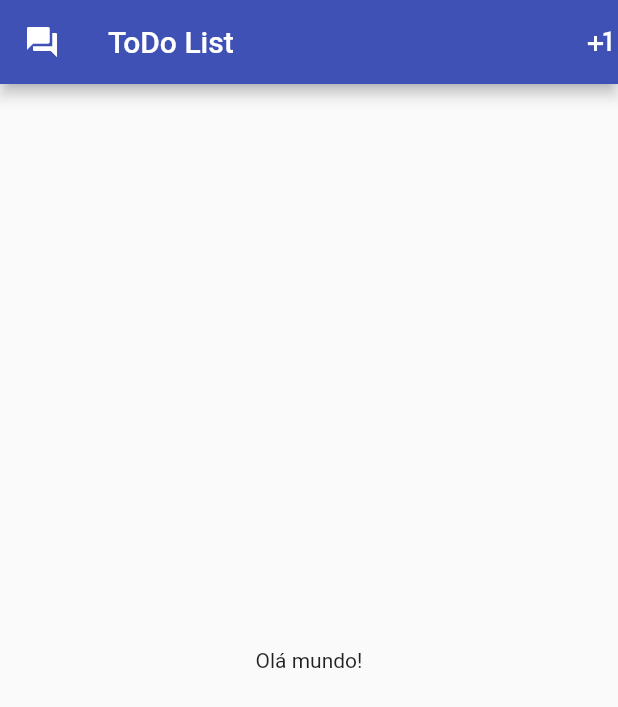
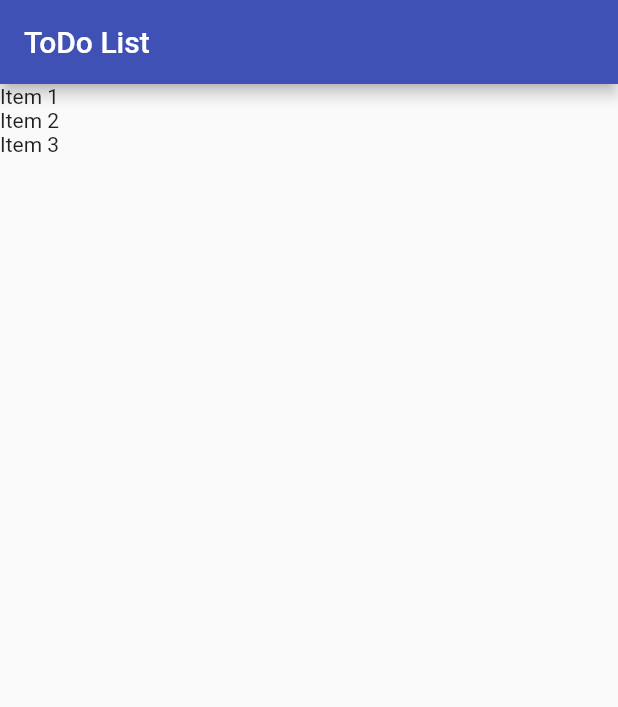
Before and after one commit to rafamatoso/flutter-todoapp, a Flutter app: the screen it shows after launch, on a phone screen of 412 x 824 dp. Shown: the top 707 px of the screen. Run offline on Flutter 3.47's test engine with Material 2 defaults, Android fonts, the phone set to English and light mode, and no system bars.

Commit message:
Lesson 5 - ListView

```diff
--- a/lib/main.dart
+++ b/lib/main.dart
@@ -1,4 +1,5 @@
 import 'package:flutter/material.dart';
+import 'model/item.dart';
 
 // função main que retorna void
 void main() => runApp(MyApp());
@@ -18,22 +19,37 @@ class MyApp extends StatelessWidget {
   }
 }
 
-class HomePage extends StatelessWidget {
+class HomePage extends StatefulWidget {
+  var items = new List<Item>();
+
+  HomePage() {
+    items = [];
+    items.add(Item(title: "Item 1", done: false));
+    items.add(Item(title: "Item 2", done: true));
+    items.add(Item(title: "Item 3", done: false));
+  }
+
+  @override
+  _HomePageState createState() => _HomePageState();
+}
+
+class _HomePageState extends State<HomePage> {
   @override
   Widget build(BuildContext context) {
     return Scaffold(
+      // Renderiza um AppBar na página
       appBar: AppBar(
-        // Renderiza um AppBar na página
-        leading: Icon(Icons.question_answer),
         title: Text("ToDo List"),
-        actions: <Widget>[
-          Icon(Icons.plus_one), // Renderiza um ícone de coma na AppBar
-        ],
       ),
-      body: Container(
-        child: Center(
-          child: Text("Olá mundo!"),
-        ),
+      // O método .builder() renderiza o ListView em tempo de execução, sobre demanda, dando mais eficiência e melhorando a performance do elemento
+      body: ListView.builder(
+        // O ListView acessará os itens de acordo com a quantidade contida nele próprio
+        itemCount: widget.items.length,
+        // Função que será responsável pela construção dos itens na tela (Como deve ser construido os itens? Como desenho? O que faço?)
+        itemBuilder: (BuildContext context, int index) {
+          // Retornará o texto na Tela da App
+          return Text(widget.items[index].title);
+        },
       ),
     );
   }
```
Also changed, not shown: 1 other file.
